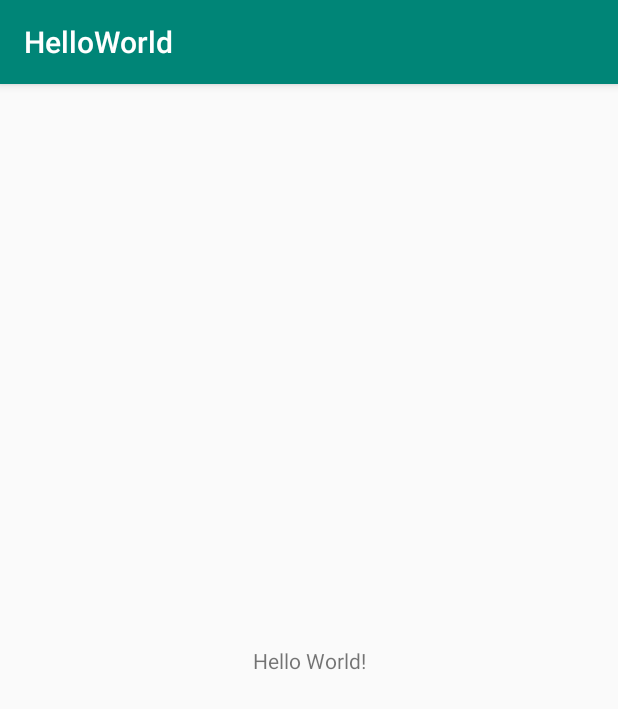
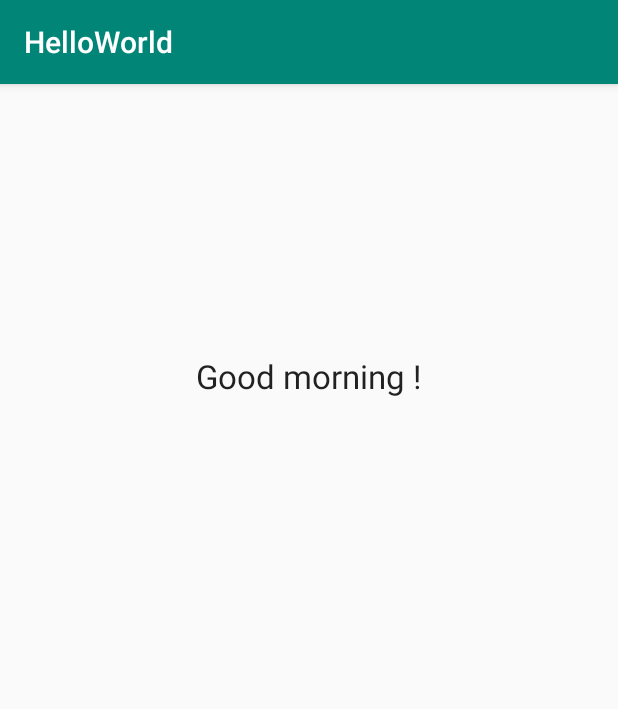
Before and after one commit to yongwoon/balnk, an Android app: the screen it shows after launch (MainActivity), on a phone screen of 412 x 824 dp. Shown: the top 709 px of the screen. Run offline under Robolectric (Android 15) with nearby library versions, the phone set to English and light mode, and no system bars.

Commit message:
Add textView && add strings to strings.xml

```diff
--- a/HelloWorld/app/src/main/res/layout/activity_main.xml
+++ b/HelloWorld/app/src/main/res/layout/activity_main.xml
@@ -7,12 +7,18 @@
     tools:context=".MainActivity">
 
     <TextView
-        android:layout_width="wrap_content"
+        android:id="@+id/greetingText"
+        android:layout_width="0dp"
         android:layout_height="wrap_content"
-        android:text="Hello World!"
-        app:layout_constraintBottom_toBottomOf="parent"
-        app:layout_constraintLeft_toLeftOf="parent"
-        app:layout_constraintRight_toRightOf="parent"
+        android:layout_marginStart="24dp"
+        android:layout_marginLeft="24dp"
+        android:layout_marginTop="180dp"
+        android:layout_marginEnd="24dp"
+        android:layout_marginRight="24dp"
+        android:gravity="center_horizontal"
+        android:text="@string/good_morning_text"
+        android:textAppearance="@style/TextAppearance.AppCompat.Large"
+        app:layout_constraintEnd_toEndOf="parent"
+        app:layout_constraintStart_toStartOf="parent"
         app:layout_constraintTop_toTopOf="parent" />
-
 </android.support.constraint.ConstraintLayout>
--- a/HelloWorld/app/src/main/res/values/strings.xml
+++ b/HelloWorld/app/src/main/res/values/strings.xml
@@ -1,3 +1,10 @@
 <resources>
     <string name="app_name">HelloWorld</string>
+    <string name="good_morning_text">Good morning !</string>
+    <string name="good_afternoon_text">Good afternoon !</string>
+    <string name="good_evening_text">Good evening !</string>
+
+    <string name="morning_text">Morning</string>
+    <string name="afternoon_text">Afternoon</string>
+    <string name="evening_text">Evening</string>
 </resources>
```
